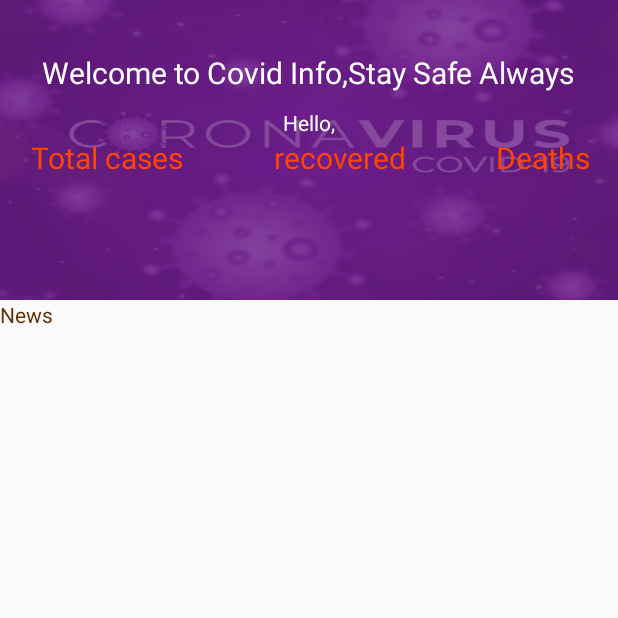
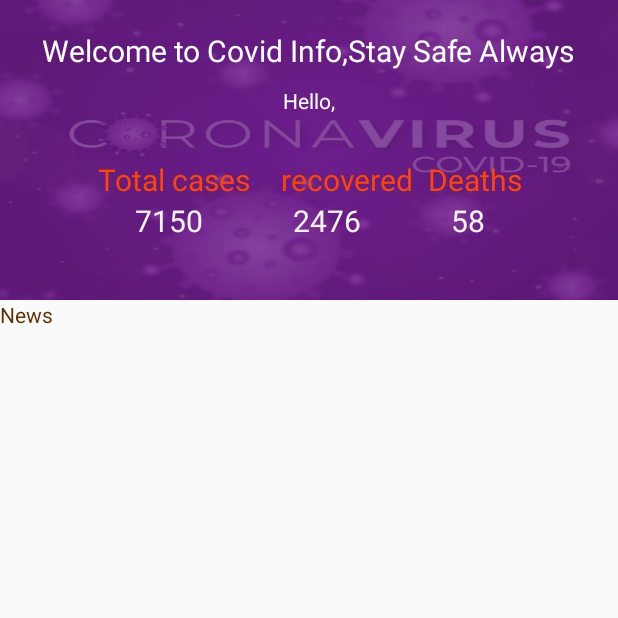
Before and after one commit to isophel/CovidInfo, an Android app: the MainActivity screen opened directly, with no data from a screen before it, on a phone screen of 412 x 824 dp, the top half of it. Run offline under Robolectric (Android 15) with nearby library versions, the phone set to English and light mode, and no system bars.

Commit message:
Changed stuff

```diff
--- a/app/src/main/java/com/example/CovidInfo/activities/LoginActivity.java
+++ b/app/src/main/java/com/example/CovidInfo/activities/LoginActivity.java
@@ -117,10 +117,10 @@ public class LoginActivity extends AppCompatActivity implements View.OnClickList
                 , textInputEditTextPassword.getText().toString().trim())) {
 
 
-            Intent accountsIntent = new Intent(activity, UsersListActivity.class);
-            accountsIntent.putExtra("EMAIL", textInputEditTextEmail.getText().toString().trim());
+            Intent mainIntent = new Intent(activity, MainActivity.class);
+            mainIntent.putExtra("EMAIL", textInputEditTextEmail.getText().toString().trim());
             emptyInputEditText();
-            startActivity(accountsIntent);
+            startActivity(mainIntent);
 
 
         } else {
--- a/app/src/main/java/com/example/CovidInfo/activities/MainActivity.java
+++ b/app/src/main/java/com/example/CovidInfo/activities/MainActivity.java
@@ -22,8 +22,14 @@ public class MainActivity extends AppCompatActivity {
         super.onCreate(savedInstanceState);
         setContentView(R.layout.activity_main);
         TextView news = findViewById(R.id.news);
+        TextView txthello  = findViewById(R.id.txthello);
 
 
+        String emailFromIntent = getIntent().getStringExtra("EMAIL");
+        txthello.setText(emailFromIntent);
+        casesAnimator();
+        recoverAnimator();
+        deathAnimator();
 
 
          class GetExample {
@@ -44,7 +50,7 @@ public class MainActivity extends AppCompatActivity {
             public void main(String[] args) throws IOException {
                 GetExample example = new GetExample();
                 String response = example.run("https://www.health.go.ug/covid/");
-                System.out.println(response);
+                //System.out.println(response);
                 news.setText(response);
             }
         }
@@ -53,7 +59,7 @@ public class MainActivity extends AppCompatActivity {
     public void casesAnimator(){
         TextView cases = findViewById(R.id.txtcases);
         ValueAnimator animator = new ValueAnimator();
-        animator.setObjectValues(0, 100);
+        animator.setObjectValues(0, 43734);
         animator.addUpdateListener(new ValueAnimator.AnimatorUpdateListener() {
             public void onAnimationUpdate(ValueAnimator animation) {
                 cases.setText(String.valueOf(animation.getAnimatedValue()));
@@ -66,7 +72,7 @@ public class MainActivity extends AppCompatActivity {
     public void recoverAnimator(){
         TextView recovered = findViewById(R.id.txtrecover);
         ValueAnimator animator = new ValueAnimator();
-        animator.setObjectValues(0, 100);
+        animator.setObjectValues(0, 15147);
         animator.addUpdateListener(new ValueAnimator.AnimatorUpdateListener() {
             public void onAnimationUpdate(ValueAnimator animation) {
                 recovered.setText(String.valueOf(animation.getAnimatedValue()));
@@ -79,7 +85,7 @@ public class MainActivity extends AppCompatActivity {
     public void deathAnimator(){
         TextView death = findViewById(R.id.textdeath);
         ValueAnimator animator = new ValueAnimator();
-        animator.setObjectValues(0, 100);
+        animator.setObjectValues(0, 357);
         animator.addUpdateListener(new ValueAnimator.AnimatorUpdateListener() {
             public void onAnimationUpdate(ValueAnimator animation) {
                 death.setText(String.valueOf(animation.getAnimatedValue()));
--- a/app/src/main/res/layout/activity_main.xml
+++ b/app/src/main/res/layout/activity_main.xml
@@ -21,7 +21,15 @@
             android:layout_width="wrap_content"
             android:layout_height="wrap_content"
             android:layout_marginTop="10dp"
-            android:text="@string/text_hello" />
+            android:text="@string/text_hello"
+            />
+        <androidx.appcompat.widget.AppCompatTextView
+            android:layout_width="wrap_content"
+            android:layout_height="wrap_content"
+            android:layout_marginTop="10dp"
+            android:text="@string/text_hello"
+            android:id="@+id/txthello"
+            />
         <LinearLayout
             android:layout_width="wrap_content"
             android:layout_height="wrap_content"
@@ -43,11 +51,11 @@
                 android:layout_height = "wrap_content"
                 android:singleLine = "true"
                 android:text="recovered"
-                android:layout_marginLeft="60dp"/>
+                android:layout_marginLeft="20dp"/>
             <TextView
                 android:id = "@+id/text"
                 android:textSize = "20dp"
-                android:layout_marginLeft="60dp"
+                android:layout_marginLeft="10dp"
                 android:textAlignment = "center"
                 android:layout_width = "wrap_content"
                 android:textColor = "#ff4500"
```
